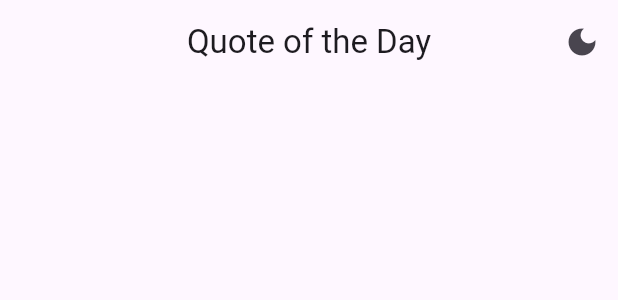
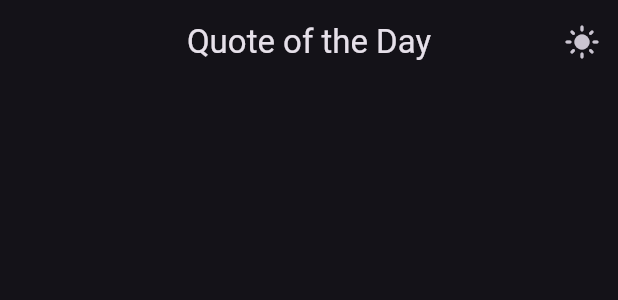
Before and after one commit to kurokeita/quotable-flutter-app, a Flutter app: the CustomAppBar widget shown alone on an empty page, opened directly, after a tap on the "dark mode" icon, on a phone screen of 412 x 824 dp. Shown: the top 300 px of the screen. Run offline on Flutter 3.47's test engine with Material 3 defaults, Android fonts, the phone set to English and light mode, and no system bars; our stand-ins replace adaptive_theme, logger, shared_preferences, sqflite, stacked, stacked_services and 1 more; missing offline and left inert: ndialog, slugify, stacked_hooks; accounts and stored records are empty; generated files the repository leaves out were written again; network calls fail.

Commit message:
manually handling toggling theme

```diff
--- a/lib/services/preferences/preference_service.dart
+++ b/lib/services/preferences/preference_service.dart
@@ -1,3 +1,5 @@
+import 'package:adaptive_theme/adaptive_theme.dart';
+import 'package:flutter/material.dart';
 import 'package:shared_preferences/shared_preferences.dart';
 
 class PreferenceService {
@@ -6,4 +8,21 @@ class PreferenceService {
   Future<void> init() async {
     _prefs = await SharedPreferences.getInstance();
   }
+
+  static ThemeData getCurrentTheme(BuildContext context) {
+    return AdaptiveTheme.of(context).brightness == Brightness.dark
+        ? ThemeData.dark()
+        : ThemeData.light();
+  }
+
+  static void toggleThemeMode(BuildContext context) {
+    if (PreferenceService.getCurrentTheme(context).brightness ==
+        Brightness.dark) {
+      AdaptiveTheme.of(context).setLight();
+
+      return;
+    }
+
+    AdaptiveTheme.of(context).setDark();
+  }
 }
--- a/lib/ui/components/layout/app_bar.dart
+++ b/lib/ui/components/layout/app_bar.dart
@@ -1,5 +1,6 @@
 import 'package:adaptive_theme/adaptive_theme.dart';
 import 'package:flutter/material.dart';
+import 'package:quotable/services/preferences/preference_service.dart';
 
 class CustomAppBar extends StatelessWidget implements PreferredSizeWidget {
   final Widget title;
@@ -13,18 +14,18 @@ class CustomAppBar extends StatelessWidget implements PreferredSizeWidget {
 
   @override
   Widget build(BuildContext context) {
-    return  ValueListenableBuilder(
+    return ValueListenableBuilder(
         valueListenable: AdaptiveTheme.of(context).modeChangeNotifier,
         builder: (context, mode, child) => AppBar(
               title: title,
               centerTitle: centerTitle,
               actions: [
                 IconButton(
-              icon: AdaptiveTheme.of(context).brightness  == Brightness.dark
+                  icon: PreferenceService.getCurrentTheme(context) ==
+                          ThemeData.dark()
                       ? const Icon(Icons.light_mode)
                       : const Icon(Icons.dark_mode),
-              onPressed: () =>
-                  AdaptiveTheme.of(context).toggleThemeMode(useSystem: false),
+                  onPressed: () => PreferenceService.toggleThemeMode(context),
                 )
               ],
             ));
```
Lines whose indentation alone changed are shown as unchanged.
